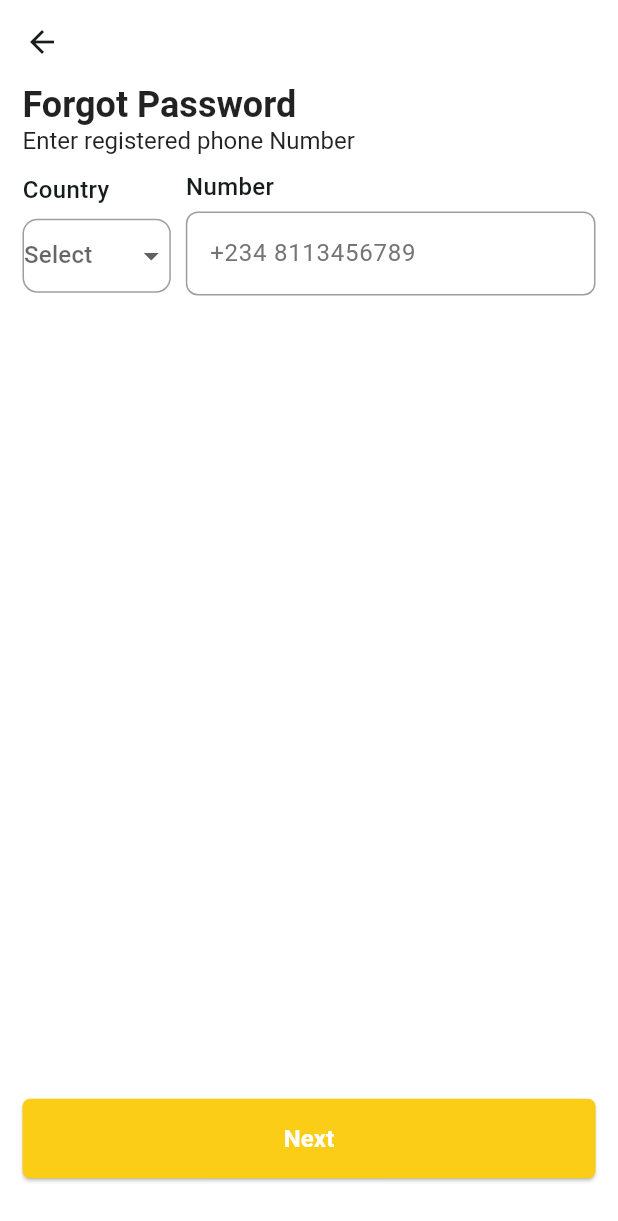
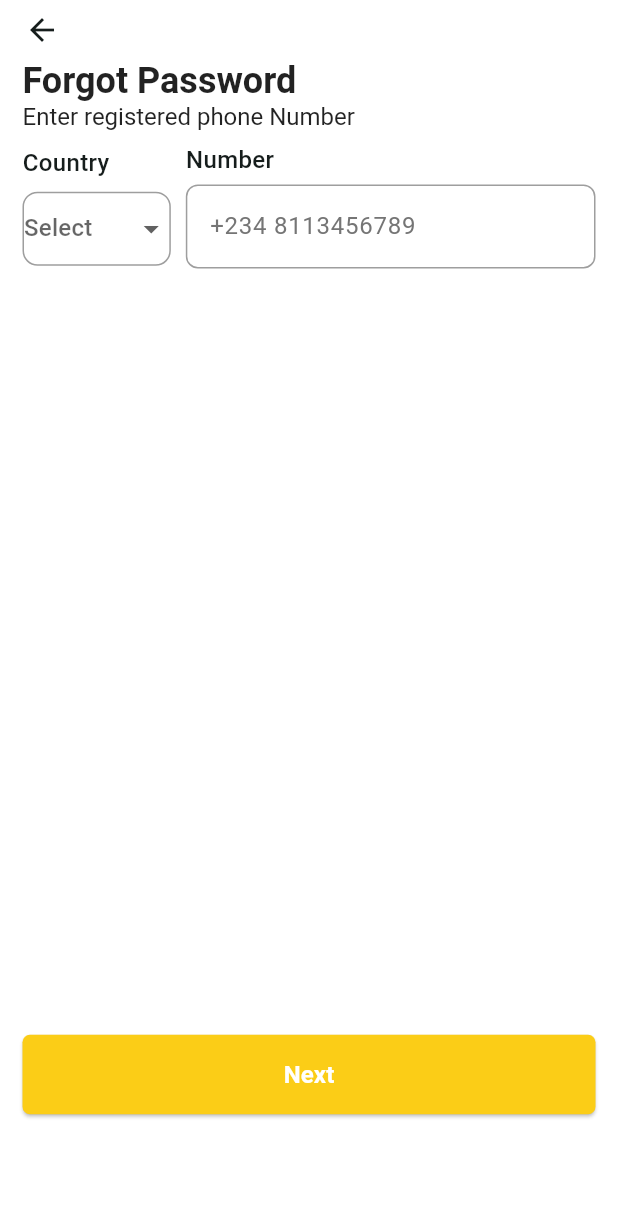
Before and after one commit to OBEDTITUS/Pastries_App, a Flutter app: the screen it shows after launch, after a tap on "Forgot Password?", on a phone screen of 412 x 824 dp. Shown: the top 1221 px of the screen. Run offline on Flutter 3.47's test engine with Material 3 defaults, Android fonts, the phone set to English and light mode, and no system bars.

Commit message:
Initial commit

```diff
--- a/lib/components.dart/my_button.dart
+++ b/lib/components.dart/my_button.dart
@@ -16,10 +16,10 @@ class MyButton extends StatelessWidget {
         );
       },
       child: Padding(
-        padding: const EdgeInsets.symmetric(vertical: 5.0),
+        padding: const EdgeInsets.symmetric(vertical: 1.0),
 
         child: SizedBox(
-          height: MediaQuery.of(context).size.height * 0.055,
+          height: MediaQuery.of(context).size.height * 0.06,
           child: Container(
             decoration: BoxDecoration(
               color: Color.fromRGBO(251, 205, 23, 1),
--- a/lib/components.dart/my_textfield.dart
+++ b/lib/components.dart/my_textfield.dart
@@ -17,7 +17,7 @@ class MyTextfield extends StatelessWidget {
   @override
   Widget build(BuildContext context) {
     return Padding(
-      padding: const EdgeInsets.symmetric(horizontal: 15.0, vertical: 1.0),
+      padding: const EdgeInsets.symmetric(horizontal: 15.0),
       child: TextField(
         controller: controller,
         obscureText: obscureText,
--- a/lib/components.dart/newtextbutton.dart
+++ b/lib/components.dart/newtextbutton.dart
@@ -14,7 +14,7 @@ class Newtextbutton extends StatelessWidget {
   Widget build(BuildContext context) {
     return TextButton(
       style: TextButton.styleFrom(
-        padding: EdgeInsets.symmetric(horizontal: 16, vertical: 8),
+        padding: EdgeInsets.symmetric(horizontal: 16, vertical: 15),
         backgroundColor: Colors.transparent,
         shape: RoundedRectangleBorder(
           borderRadius: BorderRadius.circular(8),
--- a/lib/pages/authpage.dart
+++ b/lib/pages/authpage.dart
@@ -19,6 +19,7 @@ class AuthPage extends StatelessWidget {
           icon: Icon(Icons.arrow_back),
         ),
         backgroundColor: Colors.white,
+        toolbarHeight: 30,
       ),
       backgroundColor: Colors.white,
       body: SafeArea(
@@ -56,7 +57,7 @@ class AuthPage extends StatelessWidget {
                     ),
                   ),
                 ),
-                SizedBox(height: MediaQuery.of(context).size.height * 0.03),
+                SizedBox(height: MediaQuery.of(context).size.height * 0.02),
 
                 Padding(
                   padding: const EdgeInsets.only(right: 8, top: 0),
--- a/lib/pages/forgotpassword.dart
+++ b/lib/pages/forgotpassword.dart
@@ -27,7 +27,7 @@ class _ForgotPasswordPageState extends State<ForgotPasswordPage> {
             icon: Icon(Icons.arrow_back),
           ),
           backgroundColor: Colors.white,
-          //toolbarHeight: 50,
+          toolbarHeight: 40,
         ),
         body: Padding(
           padding: const EdgeInsets.symmetric(horizontal: 15),
@@ -53,7 +53,7 @@ class _ForgotPasswordPageState extends State<ForgotPasswordPage> {
                   ],
                 ),
               ),
-              const SizedBox(height: 10),
+              const SizedBox(height: 8),
               Row(
                 children: [
                   Column(
@@ -109,7 +109,7 @@ class _ForgotPasswordPageState extends State<ForgotPasswordPage> {
                   ),
                 ],
               ),
-              SizedBox(height: MediaQuery.of(context).size.height * 0.65),
+              SizedBox(height: MediaQuery.of(context).size.height * 0.62),
               SizedBox(
                 width: double.infinity,
                 child: ElevatedButton(
--- a/lib/pages/login.dart
+++ b/lib/pages/login.dart
@@ -62,7 +62,7 @@ class Login extends StatelessWidget {
                   child: Column(
                     children: [
                       Padding(
-                        padding: const EdgeInsets.only(bottom: 35.0),
+                        padding: const EdgeInsets.only(bottom: 30.0),
                         child: Container(
                           height: MediaQuery.of(context).size.height * 0.008,
                           width: MediaQuery.of(context).size.width * 0.3,
@@ -84,7 +84,7 @@ class Login extends StatelessWidget {
                         style: TextStyle(),
                       ),
                       SizedBox(
-                        height: MediaQuery.of(context).size.height * 0.03,
+                        height: MediaQuery.of(context).size.height * 0.02,
                       ),
                       Column(
                         crossAxisAlignment: CrossAxisAlignment.start,
--- a/lib/pages/newpasswordpage.dart
+++ b/lib/pages/newpasswordpage.dart
@@ -16,12 +16,13 @@ class Newpasswordpage extends StatelessWidget {
       appBar: AppBar(
         automaticallyImplyLeading: true,
         backgroundColor: Colors.white,
+        toolbarHeight: 30,
       ),
       body: Column(
         crossAxisAlignment: CrossAxisAlignment.start,
         children: [
           Padding(
-            padding: const EdgeInsets.only(left: 15, bottom: 20, top: 10),
+            padding: const EdgeInsets.only(left: 15, bottom: 5, top: 10),
             child: RichText(
               textAlign: TextAlign.start,
               text: const TextSpan(
@@ -56,7 +57,7 @@ class Newpasswordpage extends StatelessWidget {
               ),
             ),
           ),
-          SizedBox(height: 8.1),
+          // SizedBox(height: 5),
           NewTextfield(controller: newpasswordController, hintText: "Password"),
           Padding(
             padding: const EdgeInsets.symmetric(
```
